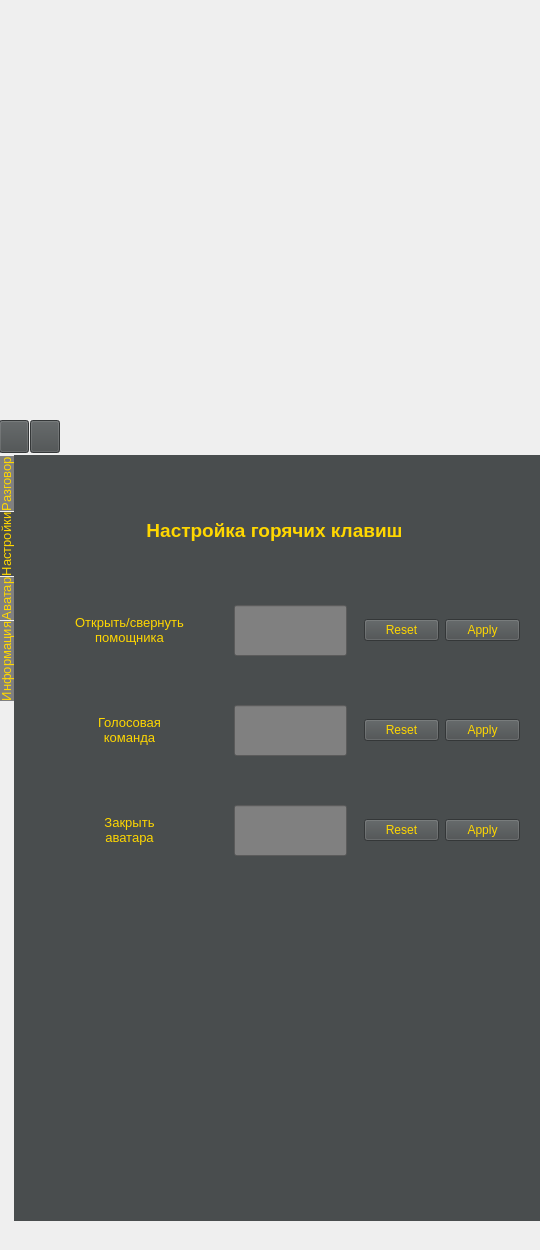
Lilith0x/FQW, file src/ui/design.ui: the form before one commit.
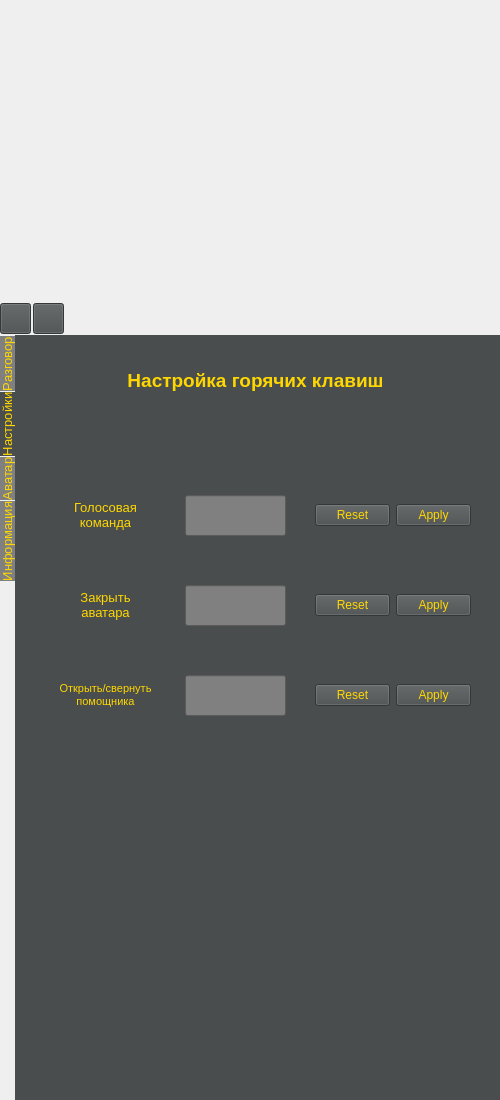
The form after the commit. The open tabs and pages were chosen to show the change. Icons and pictures are not drawn.

Commit message: Конченный дизайнeeee

Diff of the .ui file:
```diff
--- a/src/ui/design.ui
+++ b/src/ui/design.ui
@@ -12,14 +12,20 @@
    <rect>
     <x>0</x>
     <y>0</y>
-    <width>540</width>
-    <height>1250</height>
+    <width>500</width>
+    <height>1100</height>
    </rect>
   </property>
+  <property name="sizePolicy">
+   <sizepolicy hsizetype="Fixed" vsizetype="Fixed">
+    <horstretch>0</horstretch>
+    <verstretch>0</verstretch>
+   </sizepolicy>
+  </property>
   <property name="minimumSize">
    <size>
-    <width>540</width>
-    <height>1250</height>
+    <width>0</width>
+    <height>0</height>
    </size>
   </property>
   <property name="maximumSize">
@@ -94,9 +100,9 @@
     </property>
     <property name="geometry">
      <rect>
-      <x>-1</x>
-      <y>455</y>
-      <width>551</width>
+      <x>0</x>
+      <y>335</y>
+      <width>500</width>
       <height>766</height>
      </rect>
     </property>
@@ -470,9 +476,9 @@
      <widget class="QLabel" name="label_5">
       <property name="geometry">
        <rect>
-        <x>20</x>
-        <y>60</y>
-        <width>481</width>
+        <x>90</x>
+        <y>30</y>
+        <width>301</width>
         <height>31</height>
        </rect>
       </property>
@@ -492,9 +498,9 @@
       <property name="geometry">
        <rect>
         <x>20</x>
-        <y>150</y>
-        <width>191</width>
-        <height>51</height>
+        <y>330</y>
+        <width>141</width>
+        <height>61</height>
        </rect>
       </property>
       <property name="font">
@@ -503,16 +509,16 @@
        </font>
       </property>
       <property name="text">
-       <string>&lt;html&gt;&lt;head/&gt;&lt;body&gt;&lt;p align=&quot;center&quot;&gt;Открыть/свернуть &lt;br/&gt;помощника&lt;/p&gt;&lt;/body&gt;&lt;/html&gt;</string>
+       <string>&lt;html&gt;&lt;head/&gt;&lt;body&gt;&lt;p align=&quot;center&quot;&gt;&lt;span style=&quot; font-size:8pt;&quot;&gt;Открыть/свернуть &lt;br/&gt;помощника&lt;/span&gt;&lt;/p&gt;&lt;/body&gt;&lt;/html&gt;</string>
       </property>
      </widget>
      <widget class="QLineEdit" name="lineEdit">
       <property name="geometry">
        <rect>
-        <x>220</x>
-        <y>150</y>
-        <width>113</width>
-        <height>51</height>
+        <x>170</x>
+        <y>160</y>
+        <width>101</width>
+        <height>41</height>
        </rect>
       </property>
       <property name="font">
@@ -530,10 +536,10 @@
      <widget class="QDialogButtonBox" name="buttonBox_2">
       <property name="geometry">
        <rect>
-        <x>350</x>
-        <y>150</y>
+        <x>300</x>
+        <y>250</y>
         <width>156</width>
-        <height>51</height>
+        <height>41</height>
        </rect>
       </property>
       <property name="standardButtons">
@@ -546,10 +552,10 @@
      <widget class="QLineEdit" name="lineEdit_2">
       <property name="geometry">
        <rect>
-        <x>220</x>
-        <y>250</y>
-        <width>113</width>
-        <height>51</height>
+        <x>170</x>
+        <y>340</y>
+        <width>101</width>
+        <height>41</height>
        </rect>
       </property>
       <property name="font">
@@ -568,9 +574,9 @@
       <property name="geometry">
        <rect>
         <x>20</x>
-        <y>250</y>
-        <width>191</width>
-        <height>51</height>
+        <y>150</y>
+        <width>141</width>
+        <height>61</height>
        </rect>
       </property>
       <property name="font">
@@ -585,10 +591,10 @@
      <widget class="QDialogButtonBox" name="buttonBox_3">
       <property name="geometry">
        <rect>
-        <x>350</x>
-        <y>250</y>
+        <x>300</x>
+        <y>160</y>
         <width>156</width>
-        <height>51</height>
+        <height>41</height>
        </rect>
       </property>
       <property name="standardButtons">
@@ -601,10 +607,10 @@
      <widget class="QLineEdit" name="lineEdit_3">
       <property name="geometry">
        <rect>
-        <x>220</x>
-        <y>350</y>
-        <width>113</width>
-        <height>51</height>
+        <x>170</x>
+        <y>250</y>
+        <width>101</width>
+        <height>41</height>
        </rect>
       </property>
       <property name="font">
@@ -623,9 +629,9 @@
       <property name="geometry">
        <rect>
         <x>20</x>
-        <y>350</y>
-        <width>191</width>
-        <height>51</height>
+        <y>240</y>
+        <width>141</width>
+        <height>61</height>
        </rect>
       </property>
       <property name="font">
@@ -640,10 +646,10 @@
      <widget class="QDialogButtonBox" name="buttonBox_4">
       <property name="geometry">
        <rect>
-        <x>350</x>
-        <y>350</y>
+        <x>300</x>
+        <y>340</y>
         <width>156</width>
-        <height>51</height>
+        <height>41</height>
        </rect>
       </property>
       <property name="standardButtons">
@@ -857,10 +863,10 @@
    <widget class="QPushButton" name="pushButton_3">
     <property name="geometry">
      <rect>
-      <x>-1</x>
-      <y>420</y>
-      <width>30</width>
-      <height>33</height>
+      <x>0</x>
+      <y>303</y>
+      <width>31</width>
+      <height>31</height>
      </rect>
     </property>
     <property name="font">
@@ -893,10 +899,10 @@
    <widget class="QPushButton" name="pushButton_4">
     <property name="geometry">
      <rect>
-      <x>30</x>
-      <y>420</y>
-      <width>30</width>
-      <height>33</height>
+      <x>33</x>
+      <y>303</y>
+      <width>31</width>
+      <height>31</height>
      </rect>
     </property>
     <property name="font">
@@ -936,10 +942,10 @@
    <widget class="QLabel" name="label_13">
     <property name="geometry">
      <rect>
-      <x>129</x>
-      <y>20</y>
-      <width>321</width>
-      <height>451</height>
+      <x>130</x>
+      <y>0</y>
+      <width>241</width>
+      <height>351</height>
      </rect>
     </property>
     <property name="styleSheet">
```
Left out of the diff: 192 changed lines with no effect on the pictures. The commit also changes 1 other file.
